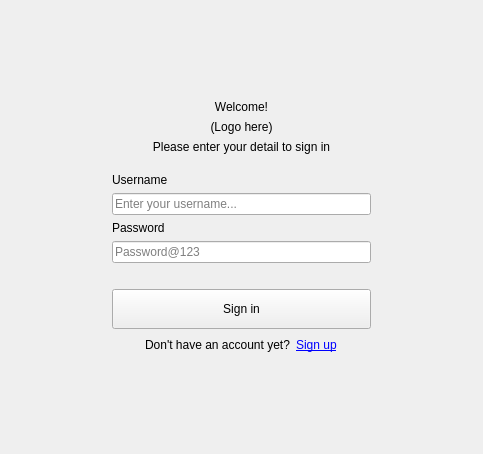
Above: src/components/widgets/login/loginform.ui from DamPhuQuy/Scientific-Article-Management before the change. Below: the same form after it.
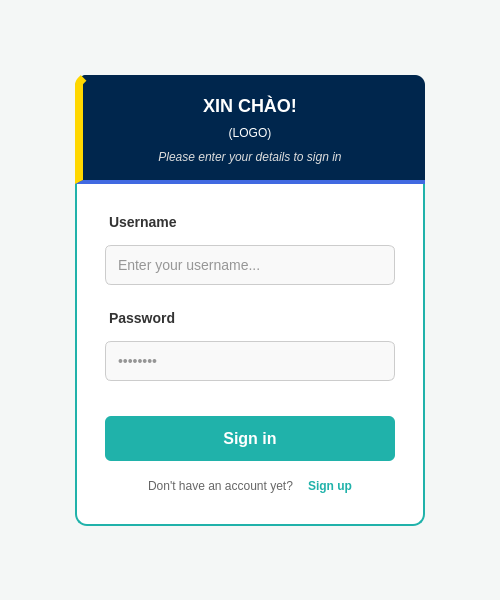
That is the form after the change.

The edit to the form file:
```diff
--- a/src/components/widgets/login/loginform.ui
+++ b/src/components/widgets/login/loginform.ui
@@ -6,13 +6,133 @@
    <rect>
     <x>0</x>
     <y>0</y>
-    <width>483</width>
-    <height>454</height>
+    <width>500</width>
+    <height>600</height>
    </rect>
   </property>
   <property name="windowTitle">
    <string>Form</string>
   </property>
+  
+  <property name="styleSheet">
+<string notr="true">
+/* === GLOBAL SETTINGS === */
+QWidget#LoginForm {
+    background-color: #f4f7f6;
+}
+QWidget {
+    font-family: "Segoe UI", Arial, sans-serif;
+}
+
+/* === MAIN CONTAINER === */
+QWidget#container {
+    background-color: #ffffff;
+    border: 2px solid #20B2AA;
+    border-radius: 12px;
+}
+
+/* === HEADER === */
+QWidget#headerWidget {
+    background-color: #00264d;
+    border-left: 8px solid #FFD700;
+    border-bottom: 4px solid #4169E1;
+    border-top-left-radius: 10px;
+    border-top-right-radius: 10px;
+}
+
+QLabel#welcomeLabel,
+QLabel#logoLabel,
+QLabel#subtitleLabel {
+    color: #ffffff;
+    background-color: transparent;
+}
+QLabel#welcomeLabel {
+    font-size: 18px;
+    font-weight: bold;
+}
+QLabel#subtitleLabel {
+    font-size: 12px;
+    font-style: italic;
+    color: #dddddd;
+}
+
+/* === INPUT LABELS === */
+QLabel#usernameLabel,
+QLabel#passwordLabel {
+    color: #333;
+    font-weight: bold;
+    font-size: 14px;
+    margin-top: 10px;
+}
+
+/* === INPUT BOXES === */
+QLineEdit {
+    background-color: #f9f9f9;
+    border: 1px solid #ccc;
+    border-radius: 6px;
+    padding: 10px;
+    font-size: 14px;
+    color: #333;
+}
+QLineEdit:focus {
+    background-color: #ffffff;
+    border: 2px solid #20B2AA;
+}
+
+/* === SIGN IN BUTTON === */
+QPushButton#signInButton {
+    background-color: #20B2AA;
+    color: white;
+    font-weight: bold;
+    font-size: 16px;
+    border-radius: 6px;
+    border: none;
+}
+QPushButton#signInButton:hover {
+    background-color: #17a098;
+}
+QPushButton#signInButton:pressed {
+    background-color: #13857e;
+}
+
+/* === SIGN UP LINK === */
+QLabel#signUpPromptLabel {
+    color: #666;
+}
+QLabel#signUpLabel {
+    font-weight: bold;
+}
+
+/* === MESSAGE BOX === */
+QMessageBox {
+    background-color: #ffffff;
+    border: 2px solid #00264d;
+    border-radius: 8px;
+}
+QMessageBox QLabel {
+    color: #333333;
+    font-size: 14px;
+}
+QMessageBox QPushButton {
+    background-color: #20B2AA;
+    color: white;
+    font-weight: bold;
+    font-size: 13px;
+    padding: 6px 20px;
+    border-radius: 4px;
+    border: none;
+    min-width: 60px;
+}
+QMessageBox QPushButton:hover {
+    background-color: #17a098;
+}
+QMessageBox QPushButton:pressed {
+    background-color: #13857e;
+}
+</string>
+
+  </property>
+
   <layout class="QGridLayout" name="gridLayout">
    <item row="0" column="1">
     <spacer name="verticalSpacer_2">
@@ -22,7 +142,7 @@
      <property name="sizeHint" stdset="0">
       <size>
        <width>20</width>
-       <height>85</height>
+       <height>40</height>
       </size>
      </property>
     </spacer>
@@ -34,19 +154,87 @@
      </property>
      <property name="sizeHint" stdset="0">
       <size>
-       <width>106</width>
+       <width>40</width>
        <height>20</height>
       </size>
      </property>
     </spacer>
    </item>
+   <item row="1" column="2">
+    <spacer name="horizontalSpacer_2">
+     <property name="orientation">
+      <enum>Qt::Orientation::Horizontal</enum>
+     </property>
+     <property name="sizeHint" stdset="0">
+      <size>
+       <width>40</width>
+       <height>20</height>
+      </size>
+     </property>
+    </spacer>
+   </item>
+   <item row="2" column="1">
+    <spacer name="verticalSpacer">
+     <property name="orientation">
+      <enum>Qt::Orientation::Vertical</enum>
+     </property>
+     <property name="sizeHint" stdset="0">
+      <size>
+       <width>20</width>
+       <height>40</height>
+      </size>
+     </property>
+    </spacer>
+   </item>
+
    <item row="1" column="1">
     <widget class="QWidget" name="container" native="true">
+     <property name="minimumSize">
+      <size>
+       <width>350</width>
+       <height>0</height>
+      </size>
+     </property>
      <layout class="QVBoxLayout" name="verticalLayout">
+      <property name="spacing">
+       <number>0</number>
+      </property>
+      <property name="leftMargin">
+       <number>0</number>
+      </property>
+      <property name="topMargin">
+       <number>0</number>
+      </property>
+      <property name="rightMargin">
+       <number>0</number>
+      </property>
+      <property name="bottomMargin">
+       <number>20</number>
+      </property>
+      
+      <item>
+       <widget class="QWidget" name="headerWidget" native="true">
+        <layout class="QVBoxLayout" name="verticalLayout_Header">
+         <property name="spacing">
+          <number>10</number>
+         </property>
+         <property name="leftMargin">
+          <number>20</number>
+         </property>
+         <property name="topMargin">
+          <number>20</number>
+         </property>
+         <property name="rightMargin">
+          <number>20</number>
+         </property>
+         <property name="bottomMargin">
+          <number>20</number>
+         </property>
+         
       <item>
        <widget class="QLabel" name="welcomeLabel">
         <property name="text">
-         <string>Welcome!</string>
+            <string>XIN CHÀO!</string>
         </property>
         <property name="alignment">
          <set>Qt::AlignmentFlag::AlignCenter</set>
@@ -56,7 +244,7 @@
       <item>
        <widget class="QLabel" name="logoLabel">
         <property name="text">
-         <string>(Logo here)</string>
+            <string>(LOGO)</string>
         </property>
         <property name="alignment">
          <set>Qt::AlignmentFlag::AlignCenter</set>
@@ -66,26 +254,36 @@
       <item>
        <widget class="QLabel" name="subtitleLabel">
         <property name="text">
-         <string>Please enter your detail to sign in</string>
+            <string>Please enter your details to sign in</string>
         </property>
         <property name="alignment">
          <set>Qt::AlignmentFlag::AlignCenter</set>
         </property>
        </widget>
       </item>
+        </layout>
+       </widget>
+      </item>
+
       <item>
-       <spacer name="verticalSpacer_3">
-        <property name="orientation">
-         <enum>Qt::Orientation::Vertical</enum>
-        </property>
-        <property name="sizeHint" stdset="0">
-         <size>
-          <width>20</width>
-          <height>18</height>
-         </size>
-        </property>
-       </spacer>
-      </item>
+       <widget class="QWidget" name="bodyWidget" native="true">
+        <layout class="QVBoxLayout" name="verticalLayout_Body">
+         <property name="spacing">
+          <number>15</number>
+         </property>
+         <property name="leftMargin">
+          <number>30</number>
+         </property>
+         <property name="topMargin">
+          <number>20</number>
+         </property>
+         <property name="rightMargin">
+          <number>30</number>
+         </property>
+         <property name="bottomMargin">
+          <number>10</number>
+         </property>
+
       <item>
        <widget class="QLabel" name="usernameLabel">
         <property name="text">
@@ -113,36 +311,42 @@
          <enum>QLineEdit::EchoMode::Password</enum>
         </property>
         <property name="placeholderText">
-         <string>Password@123</string>
+            <string>••••••••</string>
         </property>
        </widget>
       </item>
+         
       <item>
-       <spacer name="horizontalSpacer_3">
+          <spacer name="verticalSpacer_Input">
         <property name="orientation">
-         <enum>Qt::Orientation::Horizontal</enum>
+            <enum>Qt::Orientation::Vertical</enum>
         </property>
         <property name="sizeHint" stdset="0">
          <size>
-          <width>40</width>
+             <width>20</width>
           <height>20</height>
          </size>
         </property>
        </spacer>
       </item>
+
       <item>
        <widget class="QPushButton" name="signInButton">
         <property name="minimumSize">
          <size>
           <width>0</width>
-          <height>40</height>
-         </size>
-        </property>
+             <height>45</height>
+            </size>
+           </property>
+           <property name="cursor">
+            <cursorShape>PointingHandCursor</cursorShape>
+           </property>
         <property name="text">
          <string>Sign in</string>
         </property>
        </widget>
       </item>
+
       <item>
        <layout class="QHBoxLayout" name="signUpLayout">
         <item>
@@ -168,7 +372,7 @@
         <item>
          <widget class="QLabel" name="signUpLabel">
           <property name="text">
-           <string>&lt;a href='#'&gt;Sign up&lt;/a&gt;</string>
+              <string>&lt;a href='#' style='color: #20B2AA; text-decoration: none;'&gt;Sign up&lt;/a&gt;</string>
           </property>
           <property name="textFormat">
            <enum>Qt::TextFormat::RichText</enum>
@@ -193,31 +397,9 @@
      </layout>
     </widget>
    </item>
-   <item row="1" column="2">
-    <spacer name="horizontalSpacer_2">
-     <property name="orientation">
-      <enum>Qt::Orientation::Horizontal</enum>
-     </property>
-     <property name="sizeHint" stdset="0">
-      <size>
-       <width>106</width>
-       <height>20</height>
-      </size>
-     </property>
-    </spacer>
-   </item>
-   <item row="2" column="1">
-    <spacer name="verticalSpacer">
-     <property name="orientation">
-      <enum>Qt::Orientation::Vertical</enum>
-     </property>
-     <property name="sizeHint" stdset="0">
-      <size>
-       <width>20</width>
-       <height>84</height>
-      </size>
-     </property>
-    </spacer>
+      
+     </layout>
+    </widget>
    </item>
   </layout>
  </widget>
```
Left out of the diff: 15 changed lines with no effect on the pictures. Lines whose indentation alone changed are shown as unchanged.
